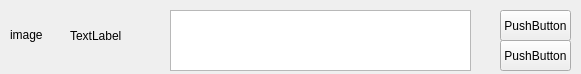
This is src/friendrequest.ui in ciyaca/client as Qt 5 draws it before an edit. The edited form follows.
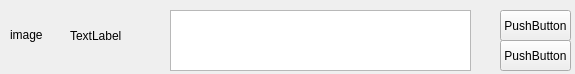
This is the edited form.

The edit to the form file:
```diff
--- a/src/friendrequest.ui
+++ b/src/friendrequest.ui
@@ -6,7 +6,7 @@
    <rect>
     <x>0</x>
     <y>0</y>
-    <width>581</width>
+    <width>575</width>
     <height>74</height>
    </rect>
   </property>
```
